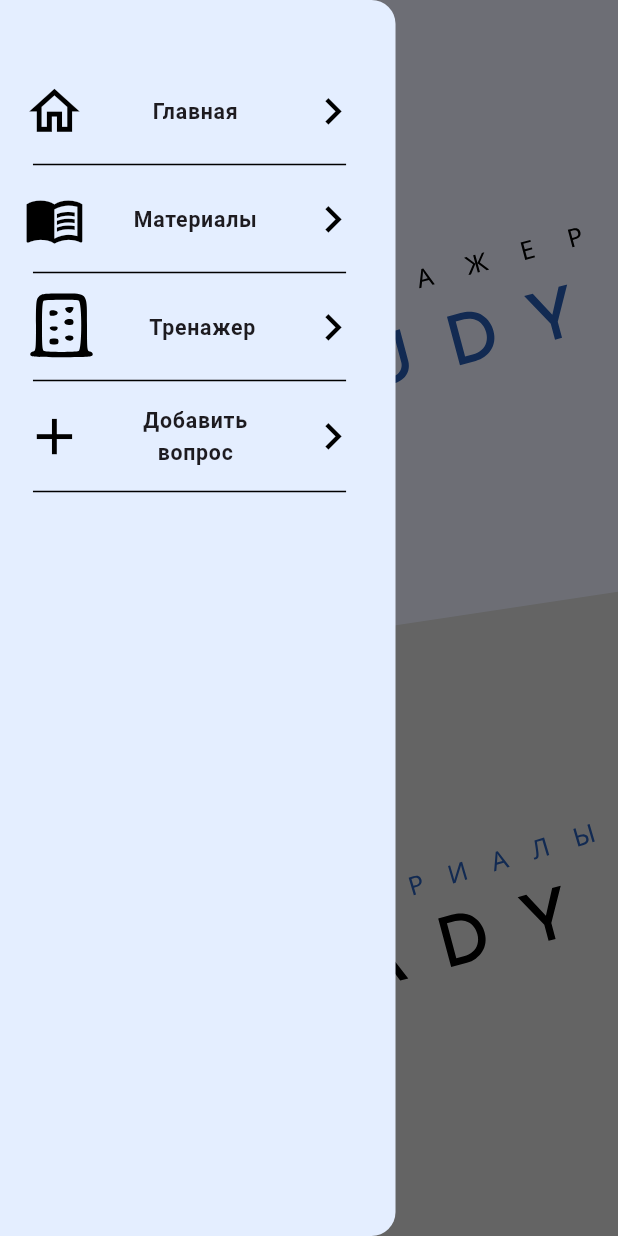
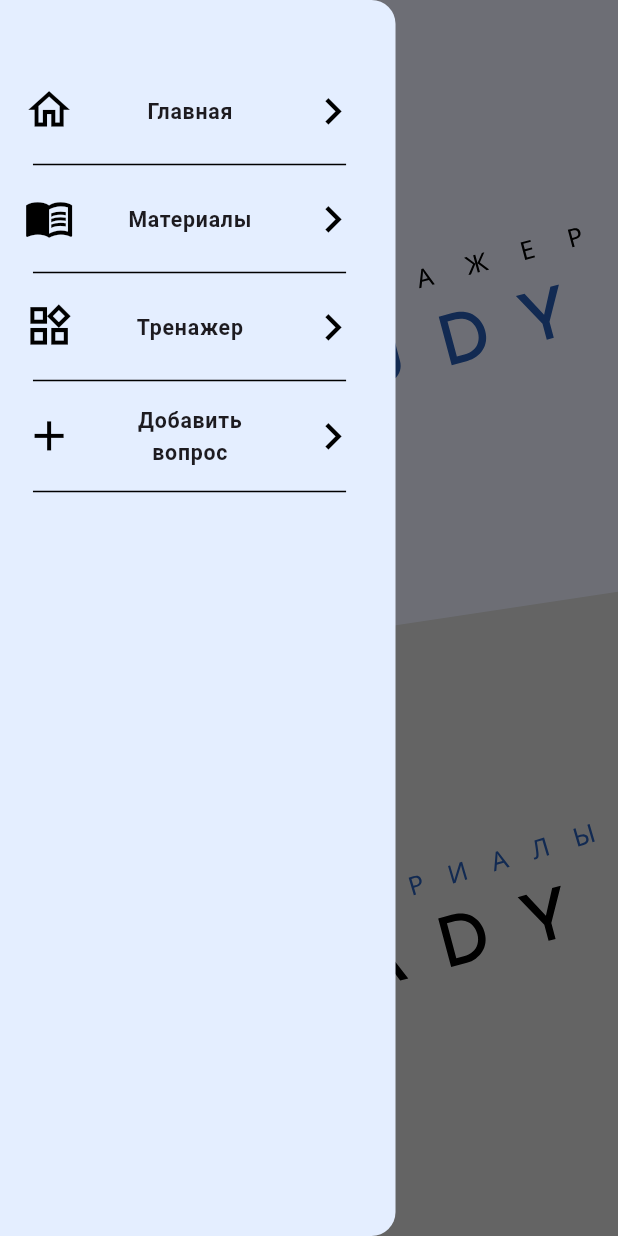
Before and after one commit to megavvve/StudyReady, a Flutter app: the screen it shows after launch, with the side drawer open, on a phone screen of 412 x 824 dp. Run offline on Flutter 3.47's test engine with Material 3 defaults, Android fonts, the phone set to English and light mode, and no system bars; our stand-ins replace bloc, cloud_firestore, drift, equatable, file_picker, firebase_auth and 8 more; missing offline and left inert: easy_autocomplete, flutter_pdfview, sqlite3; accounts and stored records are empty; generated files the repository leaves out were written again; network calls fail; statements that could not run were skipped.

Commit message:
ADD random chocie trainer card background and design changes

```diff
--- a/lib/presentation/navigation/burger_navigation_leading.dart
+++ b/lib/presentation/navigation/burger_navigation_leading.dart
@@ -5,7 +5,6 @@ import 'package:flutter_screenutil/flutter_screenutil.dart';
 // ignore: non_constant_identifier_names
 IconButton BurgerNavigationLeading(BuildContext context) {
   return  IconButton(
-    padding: EdgeInsets.only(left: 20.w,),
     icon: Icon(
       Icons.menu,
       size: 30.sp,
--- a/lib/presentation/pages/home_page/widgets/trainer_button.dart
+++ b/lib/presentation/pages/home_page/widgets/trainer_button.dart
@@ -40,7 +40,7 @@ class TrainerButtonWidget extends StatelessWidget {
               child: trainerText,
             ),
             Positioned(
-              left: 165.87.w,
+              left: 160.87.w,
               bottom: 143.2.h,
               child: tudyText,
             ),
--- a/lib/presentation/pages/materials_page/widgets/material_card.dart
+++ b/lib/presentation/pages/materials_page/widgets/material_card.dart
@@ -47,7 +47,7 @@ class MaterialCard extends StatelessWidget {
                 mainAxisAlignment: MainAxisAlignment.spaceBetween,
                 children: [
                   (studyMaterial.uploadDate == '')
-                      ? Text('')
+                      ? const Text('')
                       : Text(
                           '${DateTime.parse(studyMaterial.uploadDate).year}-${DateTime.parse(studyMaterial.uploadDate).month}-${DateTime.parse(studyMaterial.uploadDate).day}',
                           style: TextStyle(
--- a/lib/utils/navigation_bar/drawer_utils.dart
+++ b/lib/utils/navigation_bar/drawer_utils.dart
@@ -1,31 +1,31 @@
 import 'package:flutter/material.dart';
 import 'package:flutter_screenutil/flutter_screenutil.dart';
-import 'package:flutter_svg/flutter_svg.dart';
 
 //leading icons
 final mainIcon = Icon(
   Icons.home_outlined,
-  size: 40.sp,
+  size: 33.sp,
   color: Colors.black,
 );
 
 //leading icons
 final materialIcon = Icon(
   Icons.menu_book_outlined,
-  size: 40.sp,
+  size: 33.sp,
   color: Colors.black,
 );
 
 //leading icons
-final trainerIcon = SvgPicture.asset(
-  "assets/icons/navigation/trainer_icon.svg",
+final trainerIcon = Icon(
+  Icons.widgets_outlined,
+  size: 33.sp,
   color: Colors.black,
 );
 
 //leading icons
 final addQuestionIcon = Icon(
   Icons.add,
-  size: 40.sp,
+  size: 33.sp,
   color: Colors.black,
 );
 
--- a/pubspec.yaml
+++ b/pubspec.yaml
@@ -75,12 +75,14 @@ flutter:
   assets:
     - assets/icons/
     - assets/icons/home_screen/
-    - assets/images/trainer/backgroung_for_trainer.svg
+    - assets/images/trainer/background_for_trainer.svg
+    - assets/images/trainer/background1_for_trainer.svg
+    - assets/images/trainer/background2_for_trainer.svg
+    - assets/images/trainer/background3_for_trainer.svg
     - assets/images/trainer/picture_for_trainer.svg
     - assets/images/trainer/background_for_app_bar_trainer.svg
     - assets/jsons/trainer1.json
     - assets/jsons/trainer2.json
-    - assets/icons/navigation/trainer_icon.svg
 
   # To add assets to your application, add an assets section, like this:
   # assets:
```
Also changed, not shown: lib/presentation/pages/home_page/home_screen.dart (+5 -3 lines), lib/presentation/pages/materials_page/materials_screen.dart (+8 -4 lines), lib/presentation/pages/trainer_page/trainer_screen/widget/trainer_card.dart (+11 -2 lines), lib/presentation/pages/trainer_page/trainer_screen/widget/trainer_list_widget.dart (+6 -1 lines), lib/utils/app_svg_assets.dart (+37 -9 lines), assets/icons/navigation/trainer_icon.svg (deleted), assets/images/trainer/background1_for_trainer.svg (added), assets/images/trainer/background2_for_trainer.svg (added), assets/images/trainer/background3_for_trainer.svg (added), assets/images/trainer/background_for_trainer.svg (renamed from assets/images/trainer/backgroung_for_trainer.svg), lib/presentation/pages/home_page/widgets/materials_button.dart (indentation only), pubspec.lock.
